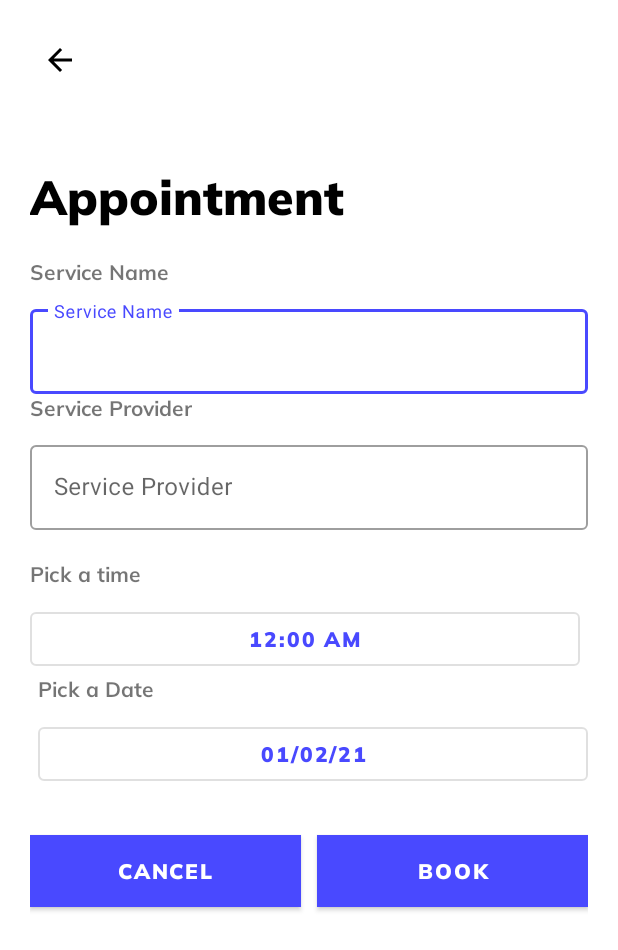
After one commit to AbhishekHari29/HIRED, an Android app: the AppointmentActivity screen opened directly, with no data from a screen before it, on a phone screen of 412 x 824 dp. The commit adds this screen. Shown: the top 950 px of the screen. Run offline under Robolectric (Android 15) with nearby library versions, the phone set to English and light mode, and no system bars.

Commit message:
Appointment Module

```diff
--- a/Hired/app/src/main/AndroidManifest.xml
+++ b/Hired/app/src/main/AndroidManifest.xml
@@ -12,7 +12,8 @@
         android:roundIcon="@mipmap/ic_launcher_round"
         android:supportsRtl="true"
         android:theme="@style/Theme.Hired">
-        <activity android:name=".User.ServiceUpdateActivity"></activity>
+        <activity android:name=".User.AppointmentActivity"></activity>
+        <activity android:name=".User.ServiceUpdateActivity" />
         <activity android:name=".User.SearchActivity" />
         <activity android:name=".User.CategoryActivity" />
         <activity android:name=".User.ProfileActivity" />
--- /dev/null
+++ b/Hired/app/src/main/java/com/droidevils/hired/User/AppointmentActivity.java
@@ -0,0 +1,32 @@
+package com.droidevils.hired.User;
+
+import androidx.appcompat.app.AppCompatActivity;
+
+import android.os.Bundle;
+import android.view.View;
+
+import com.droidevils.hired.R;
+
+public class AppointmentActivity extends AppCompatActivity {
+
+    @Override
+    protected void onCreate(Bundle savedInstanceState) {
+        super.onCreate(savedInstanceState);
+        setContentView(R.layout.activity_appointment);
+
+
+
+    }
+
+
+
+    public void onClickBookAppoitnment(View view){
+
+
+    }
+
+    public void goBackButton(View view) {
+        onBackPressed();
+    }
+
+}
--- a/Hired/app/src/main/java/com/droidevils/hired/User/SearchActivity.java
+++ b/Hired/app/src/main/java/com/droidevils/hired/User/SearchActivity.java
@@ -168,6 +168,8 @@ public class SearchActivity extends AppCompatActivity {
             case R.id.context_book_appointment:
                 Toast.makeText(getApplicationContext(), "Book Appointment" + serviceHelper.getUserName(), Toast.LENGTH_LONG).show();
 
+
+
                 //Book Appointment
 
                 return true;
--- a/Hired/app/src/main/java/com/droidevils/hired/User/ServiceUpdateActivity.java
+++ b/Hired/app/src/main/java/com/droidevils/hired/User/ServiceUpdateActivity.java
@@ -39,6 +39,7 @@ public class ServiceUpdateActivity extends AppCompatActivity {
     public static final String SERVICE_ADD = "SERVICE_ADD";
     public static final String SERVICE_MODIFY = "SERVICE_MODIFY";
     public static final String SERVICE_ID = "SERVICE_ID";
+
     private String currentUserId, serviceType, serviceId;
 
     private TextInputLayout serviceLayout;
@@ -175,6 +176,8 @@ public class ServiceUpdateActivity extends AppCompatActivity {
         //Validate
         if (!validateService())
             return;
+
+
         UserBean.getUserById(currentUserId, new UserInterface() {
             @Override
             public void getUserById(UserBean userBean) {
--- /dev/null
+++ b/Hired/app/src/main/res/layout/activity_appointment.xml
@@ -0,0 +1,189 @@
+<?xml version="1.0" encoding="utf-8"?>
+<LinearLayout xmlns:android="http://schemas.android.com/apk/res/android"
+
+    xmlns:app="http://schemas.android.com/apk/res-auto"
+    xmlns:tools="http://schemas.android.com/tools"
+    android:layout_width="match_parent"
+    android:layout_height="match_parent"
+    android:background="#fff"
+    android:orientation="vertical"
+    android:padding="20dp"
+    tools:context=".User.AppointmentActivity">
+
+    <ImageView
+        android:layout_width="40dp"
+        android:layout_height="40dp"
+        android:onClick="goBackButton"
+        android:padding="8dp"
+        android:src="@drawable/ic_arrow_back_black_24dp" />
+
+    <TextView
+        android:id="@+id/header"
+        android:layout_width="wrap_content"
+        android:layout_height="wrap_content"
+        android:layout_marginTop="50dp"
+        android:fontFamily="@font/muli_black"
+        android:text="Appointment"
+        android:textColor="#000"
+        android:textSize="32sp"
+        android:transitionName="header_text" />
+
+    <LinearLayout
+        android:layout_width="match_parent"
+        android:layout_height="wrap_content"
+        android:layout_marginTop="20dp"
+        android:orientation="vertical">
+
+
+        <TextView
+            android:layout_width="wrap_content"
+            android:layout_height="wrap_content"
+            android:fontFamily="@font/muli_bold"
+            android:text="Service Name"
+            android:layout_marginBottom="10dp"/>
+
+        <com.google.android.material.textfield.TextInputLayout
+            android:id="@+id/appointment_service_layout"
+            style="@style/Widget.MaterialComponents.TextInputLayout.OutlinedBox"
+            android:layout_width="match_parent"
+            android:layout_height="wrap_content"
+            android:contentDescription="Email Address"
+            android:hint="Service Name"
+            android:transitionName="email_trans">
+
+            <com.google.android.material.textfield.TextInputEditText
+                android:layout_width="match_parent"
+                android:layout_height="wrap_content"
+                android:inputType="none" />
+        </com.google.android.material.textfield.TextInputLayout>
+
+        <TextView
+            android:layout_width="wrap_content"
+            android:layout_height="wrap_content"
+            android:fontFamily="@font/muli_bold"
+            android:text="Service Provider"
+            android:layout_marginBottom="10dp"/>
+
+        <com.google.android.material.textfield.TextInputLayout
+            android:id="@+id/appointment_service_provider_layout"
+            style="@style/Widget.MaterialComponents.TextInputLayout.OutlinedBox"
+            android:layout_width="match_parent"
+            android:layout_height="wrap_content"
+            android:contentDescription="Email Address"
+            android:hint="Service Provider"
+            android:transitionName="email_trans">
+
+            <com.google.android.material.textfield.TextInputEditText
+                android:layout_width="match_parent"
+                android:layout_height="wrap_content"
+                android:inputType="none" />
+        </com.google.android.material.textfield.TextInputLayout>
+
+        <LinearLayout
+            android:layout_width="match_parent"
+            android:layout_height="wrap_content"
+            android:layout_marginTop="20dp"
+            android:layout_marginBottom="10dp"
+            android:orientation="vertical">
+
+
+            <RelativeLayout
+                android:layout_width="match_parent"
+                android:layout_height="wrap_content"
+                android:layout_weight="1"
+                android:layout_marginRight="5dp">
+
+                <TextView
+                    android:layout_alignParentStart="true"
+                    android:id="@+id/time_from_header"
+                    android:layout_width="wrap_content"
+                    android:layout_height="wrap_content"
+                    android:fontFamily="@font/muli_bold"
+                    android:text="Pick a time"
+                    android:layout_marginBottom="10dp"/>
+
+                <Button
+                    android:layout_below="@+id/time_from_header"
+                    android:id="@+id/appointment_time_button"
+                    style="@style/Widget.MaterialComponents.Button.OutlinedButton"
+                    android:layout_width="match_parent"
+                    android:layout_height="wrap_content"
+                    android:fontFamily="@font/muli_black"
+                    android:text="12:00 AM" />
+            </RelativeLayout>
+
+            <RelativeLayout
+                android:layout_width="match_parent"
+                android:layout_height="wrap_content"
+                android:layout_weight="1"
+                android:layout_marginLeft="5dp">
+
+                <TextView
+                    android:layout_alignParentStart="true"
+                    android:id="@+id/time_to_header"
+                    android:layout_width="wrap_content"
+                    android:layout_height="wrap_content"
+                    android:fontFamily="@font/muli_bold"
+                    android:text="Pick a Date"
+                    android:layout_marginBottom="10dp"/>
+
+                <Button
+                    android:layout_below="@+id/time_to_header"
+                    android:id="@+id/appointment_date_button"
+                    style="@style/Widget.MaterialComponents.Button.OutlinedButton"
+                    android:layout_width="match_parent"
+                    android:layout_height="wrap_content"
+                    android:fontFamily="@font/muli_black"
+                    android:text="01/02/21" />
+            </RelativeLayout>
+
+        </LinearLayout>
+
+    </LinearLayout>
+
+    <LinearLayout
+        android:layout_width="match_parent"
+        android:layout_height="wrap_content"
+        android:layout_marginBottom="20dp"
+        android:orientation="vertical">
+
+        <LinearLayout
+            android:layout_width="match_parent"
+            android:layout_height="wrap_content"
+            android:orientation="horizontal">
+
+            <Button
+                android:id="@+id/cancel_button"
+                android:layout_width="0dp"
+                android:layout_height="wrap_content"
+                android:layout_marginTop="20dp"
+                android:layout_marginRight="5dp"
+                android:layout_marginBottom="5dp"
+                android:layout_weight="1"
+                android:background="#000"
+                android:fontFamily="@font/muli_black"
+                android:onClick="goBackButton"
+                android:text="@string/cancel"
+                android:textColor="#fff"
+                android:transitionName="button_trans" />
+
+            <Button
+                android:id="@+id/appointment_book_button"
+                android:layout_width="0dp"
+                android:layout_height="wrap_content"
+                android:layout_marginLeft="5dp"
+                android:layout_marginTop="20dp"
+                android:layout_marginBottom="5dp"
+                android:layout_weight="1"
+                android:background="#000"
+                android:fontFamily="@font/muli_black"
+                android:onClick="onClickBookAppoitnment"
+                android:text="Book"
+                android:textColor="#fff"
+                android:transitionName="button_trans" />
+
+        </LinearLayout>
+
+    </LinearLayout>
+
+</LinearLayout>
--- a/Hired/app/src/main/res/layout/activity_profile_setup.xml
+++ b/Hired/app/src/main/res/layout/activity_profile_setup.xml
@@ -151,7 +151,7 @@
                 android:layout_width="match_parent"
                 android:layout_height="wrap_content"
                 android:orientation="vertical"
-                android:visibility="gone">
+                android:visibility="visible">
 
                 <TextView
                     android:layout_width="wrap_content"
```
Also changed, not shown: Hired/app/src/main/java/com/droidevils/hired/Helper/Bean/Appointment.java (added, +148 -0 lines), Hired/app/src/main/java/com/droidevils/hired/Helper/Bean/AppointmentInterface.java (added, +10 -0 lines), Hired/app/src/main/java/com/droidevils/hired/Helper/Bean/AvailableService.java (+7 -2 lines).
